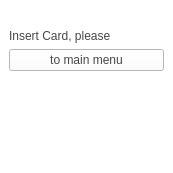
First picture: the form in bankautomat/mainwindow.ui, repository bank-2022/group11, before the edit.
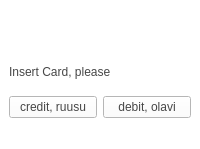
Second picture: the form after the edit.

```diff
--- a/bankautomat/mainwindow.ui
+++ b/bankautomat/mainwindow.ui
@@ -6,8 +6,8 @@
    <rect>
     <x>0</x>
     <y>0</y>
-    <width>173</width>
-    <height>173</height>
+    <width>200</width>
+    <height>149</height>
    </rect>
   </property>
   <property name="windowTitle">
@@ -18,8 +18,10 @@
 color: rgb(71, 71, 71);</string>
   </property>
   <widget class="QWidget" name="centralwidget">
-   <layout class="QFormLayout" name="formLayout">
-    <item row="0" column="0" colspan="2">
+   <layout class="QHBoxLayout" name="horizontalLayout_2">
+    <item>
+     <layout class="QVBoxLayout" name="verticalLayout_2">
+      <item>
      <layout class="QVBoxLayout" name="verticalLayout">
       <item>
        <widget class="QLabel" name="warningLabel">
@@ -35,12 +37,25 @@
         </property>
        </widget>
       </item>
+       </layout>
+      </item>
       <item>
-       <widget class="QPushButton" name="mainMenuButton">
+       <layout class="QHBoxLayout" name="horizontalLayout">
+        <item>
+         <widget class="QPushButton" name="ruusuButton">
         <property name="text">
-         <string>to main menu</string>
-        </property>
-       </widget>
+           <string>credit, ruusu</string>
+          </property>
+         </widget>
+        </item>
+        <item>
+         <widget class="QPushButton" name="olaviButton">
+          <property name="text">
+           <string>debit, olavi</string>
+          </property>
+         </widget>
+        </item>
+       </layout>
       </item>
      </layout>
     </item>
```
Left out of the diff: 2 changed lines with no effect on the pictures. Lines whose indentation alone changed are shown as unchanged.
